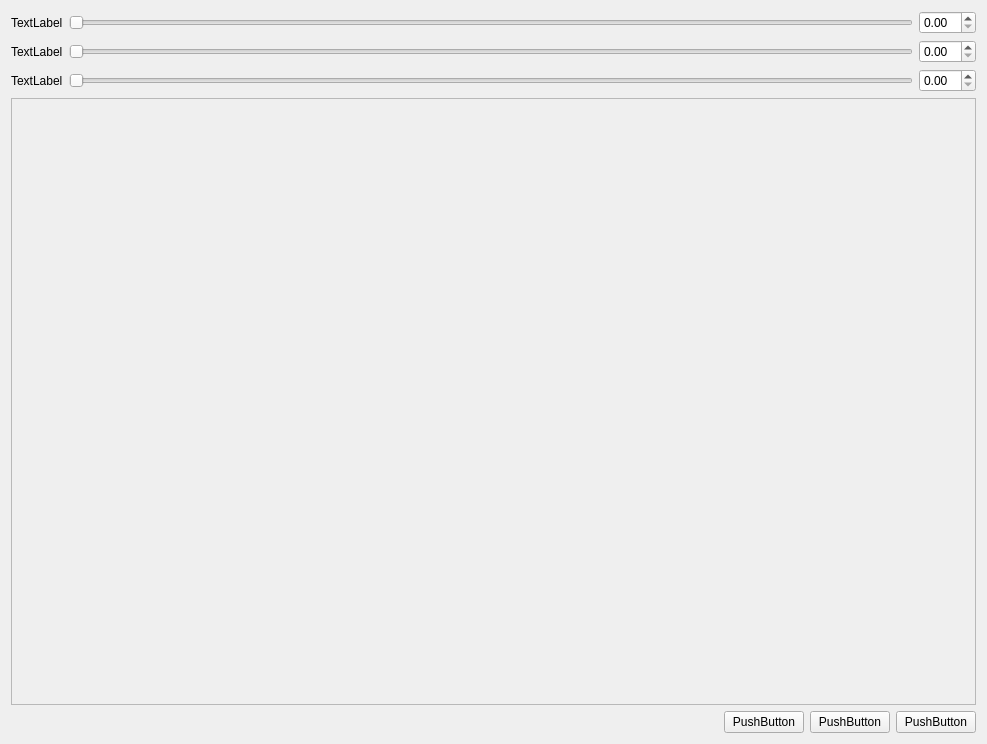
Above: EasyComputerVisionSystem/ECVSFilter/BilateralFilterSet.ui from ecvs/ECVS before the change. Below: the same form after it.
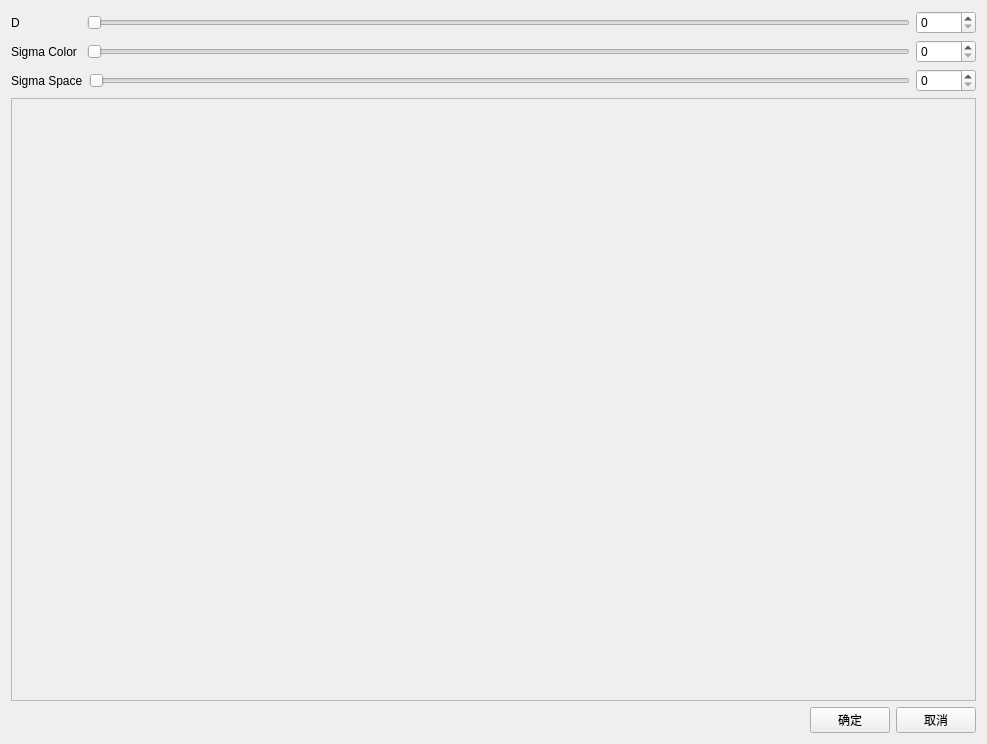
That is the form after the change.

Commit message: 继续添加BilateralFilter代码

What changed in the file:
```diff
--- a/EasyComputerVisionSystem/ECVSFilter/BilateralFilterSet.ui
+++ b/EasyComputerVisionSystem/ECVSFilter/BilateralFilterSet.ui
@@ -14,7 +14,7 @@
    <string>CBilateralFilterSet</string>
   </property>
   <layout class="QGridLayout" name="gridLayout">
-   <item row="0" column="0">
+   <item row="1" column="0">
     <layout class="QVBoxLayout" name="verticalLayout">
      <item>
       <layout class="QHBoxLayout" name="horizontalLayout_3">
@@ -23,8 +23,14 @@
        </property>
        <item>
         <widget class="QLabel" name="label_4">
+         <property name="minimumSize">
+          <size>
+           <width>70</width>
+           <height>0</height>
+          </size>
+         </property>
          <property name="text">
-          <string>TextLabel</string>
+          <string>D</string>
          </property>
         </widget>
        </item>
@@ -36,7 +42,14 @@
         </widget>
        </item>
        <item>
-        <widget class="QDoubleSpinBox" name="doubleSpinBox_4"/>
+        <widget class="QSpinBox" name="spinBoxD">
+         <property name="minimumSize">
+          <size>
+           <width>60</width>
+           <height>0</height>
+          </size>
+         </property>
+        </widget>
        </item>
       </layout>
      </item>
@@ -44,8 +57,14 @@
       <layout class="QHBoxLayout" name="horizontalLayout_2">
        <item>
         <widget class="QLabel" name="label_2">
+         <property name="minimumSize">
+          <size>
+           <width>70</width>
+           <height>0</height>
+          </size>
+         </property>
          <property name="text">
-          <string>TextLabel</string>
+          <string>Sigma Color</string>
          </property>
         </widget>
        </item>
@@ -57,7 +76,14 @@
         </widget>
        </item>
        <item>
-        <widget class="QDoubleSpinBox" name="doubleSpinBox_2"/>
+        <widget class="QSpinBox" name="spinBoxSigmaColor">
+         <property name="minimumSize">
+          <size>
+           <width>60</width>
+           <height>0</height>
+          </size>
+         </property>
+        </widget>
        </item>
       </layout>
      </item>
@@ -65,8 +91,14 @@
       <layout class="QHBoxLayout" name="horizontalLayout">
        <item>
         <widget class="QLabel" name="label">
+         <property name="minimumSize">
+          <size>
+           <width>70</width>
+           <height>0</height>
+          </size>
+         </property>
          <property name="text">
-          <string>TextLabel</string>
+          <string>Sigma Space</string>
          </property>
         </widget>
        </item>
@@ -78,13 +110,20 @@
         </widget>
        </item>
        <item>
-        <widget class="QDoubleSpinBox" name="doubleSpinBox"/>
+        <widget class="QSpinBox" name="spinBoxSigmaSpace">
+         <property name="minimumSize">
+          <size>
+           <width>60</width>
+           <height>0</height>
+          </size>
+         </property>
+        </widget>
        </item>
       </layout>
      </item>
     </layout>
    </item>
-   <item row="1" column="0">
+   <item row="2" column="0">
     <layout class="QVBoxLayout" name="verticalLayout_2">
      <item>
       <widget class="QFrame" name="frame">
@@ -104,7 +143,7 @@
      </item>
     </layout>
    </item>
-   <item row="2" column="0">
+   <item row="3" column="0">
     <layout class="QHBoxLayout" name="horizontalLayout_4">
      <property name="sizeConstraint">
       <enum>QLayout::SetNoConstraint</enum>
@@ -131,7 +170,7 @@
         </sizepolicy>
        </property>
        <property name="text">
-        <string>PushButton</string>
+        <string>确定</string>
        </property>
       </widget>
      </item>
@@ -144,20 +183,7 @@
         </sizepolicy>
        </property>
        <property name="text">
-        <string>PushButton</string>
-       </property>
-      </widget>
-     </item>
-     <item>
-      <widget class="QPushButton" name="pushButton_2">
-       <property name="sizePolicy">
-        <sizepolicy hsizetype="Maximum" vsizetype="Maximum">
-         <horstretch>0</horstretch>
-         <verstretch>0</verstretch>
-        </sizepolicy>
-       </property>
-       <property name="text">
-        <string>PushButton</string>
+        <string>取消</string>
        </property>
       </widget>
      </item>
```
Left out of the diff: 24 changed lines with no effect on the pictures. The commit also changes 22 other files.
